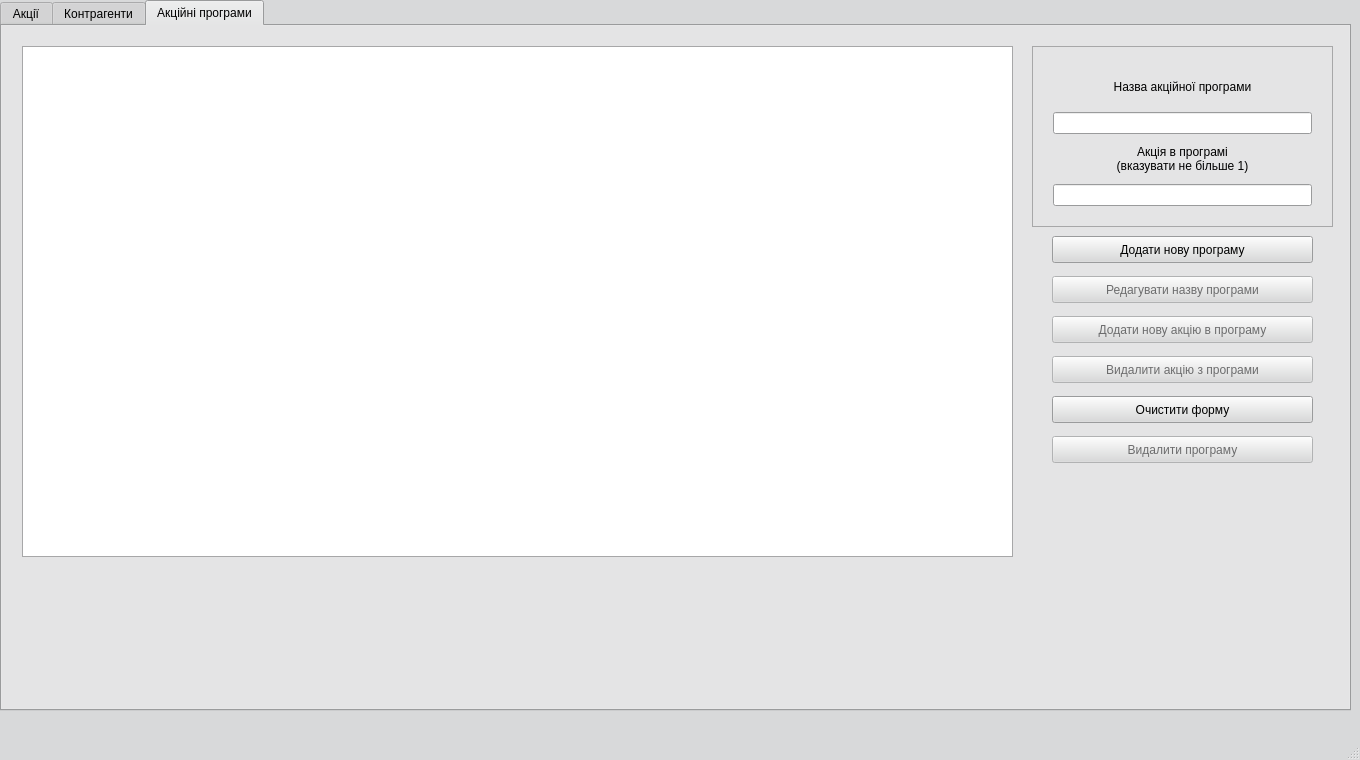
landrew31/db_course_work, file mainwindow.ui: the form before one commit.
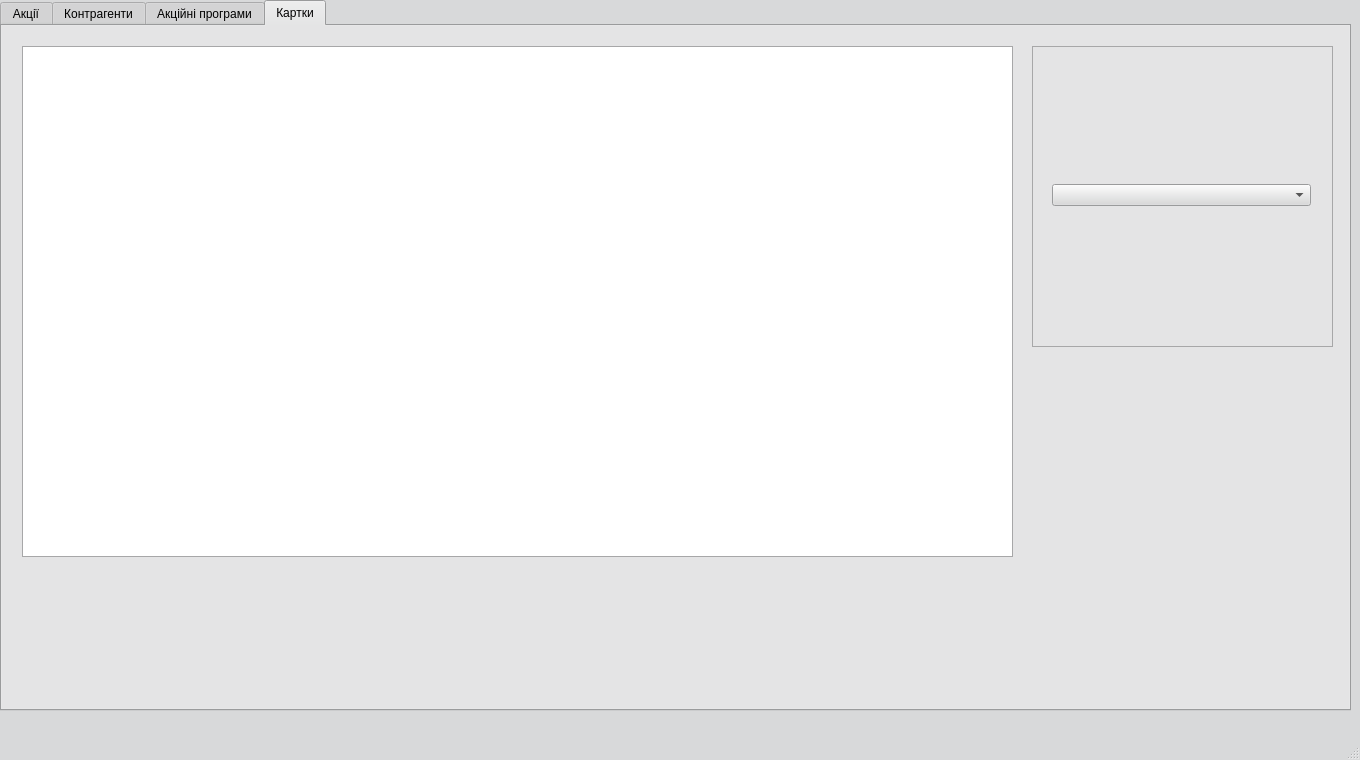
The form after the commit. The open tabs and pages were chosen to show the change.

Commit message: forgotten ComboBox

The edit to the form file:
```diff
--- a/mainwindow.ui
+++ b/mainwindow.ui
@@ -872,7 +872,7 @@
       <property name="geometry">
        <rect>
         <x>1050</x>
-        <y>210</y>
+        <y>170</y>
         <width>261</width>
         <height>27</height>
        </rect>
@@ -887,7 +887,7 @@
         <x>1030</x>
         <y>20</y>
         <width>301</width>
-        <height>181</height>
+        <height>141</height>
        </rect>
       </property>
       <property name="frameShape">
@@ -902,7 +902,7 @@
          <x>10</x>
          <y>10</y>
          <width>281</width>
-         <height>161</height>
+         <height>121</height>
         </rect>
        </property>
        <layout class="QGridLayout" name="gridLayout_3">
@@ -923,18 +923,10 @@
           </property>
          </widget>
         </item>
-        <item row="3" column="0">
-         <widget class="QLineEdit" name="action_in_program_field">
-          <property name="alignment">
-           <set>Qt::AlignCenter</set>
-          </property>
-         </widget>
-        </item>
         <item row="2" column="0">
          <widget class="QLabel" name="label_9">
           <property name="text">
-           <string>Акція в програмі
-(вказувати не більше 1)</string>
+           <string>Акція в програмі</string>
           </property>
           <property name="scaledContents">
            <bool>true</bool>
@@ -954,7 +946,7 @@
       <property name="geometry">
        <rect>
         <x>1050</x>
-        <y>290</y>
+        <y>250</y>
         <width>261</width>
         <height>27</height>
        </rect>
@@ -970,7 +962,7 @@
       <property name="geometry">
        <rect>
         <x>1050</x>
-        <y>250</y>
+        <y>210</y>
         <width>261</width>
         <height>27</height>
        </rect>
@@ -986,7 +978,7 @@
       <property name="geometry">
        <rect>
         <x>1050</x>
-        <y>330</y>
+        <y>290</y>
         <width>261</width>
         <height>27</height>
        </rect>
@@ -999,7 +991,7 @@
       <property name="geometry">
        <rect>
         <x>1050</x>
-        <y>370</y>
+        <y>330</y>
         <width>261</width>
         <height>27</height>
        </rect>
@@ -1015,7 +1007,7 @@
       <property name="geometry">
        <rect>
         <x>1050</x>
-        <y>410</y>
+        <y>370</y>
         <width>261</width>
         <height>27</height>
        </rect>
@@ -1025,6 +1017,52 @@
       </property>
      </widget>
     </widget>
+    <widget class="QWidget" name="tab_cards">
+     <attribute name="title">
+      <string>Картки</string>
+     </attribute>
+     <widget class="QTableView" name="tableView">
+      <property name="geometry">
+       <rect>
+        <x>20</x>
+        <y>20</y>
+        <width>991</width>
+        <height>511</height>
+       </rect>
+      </property>
+     </widget>
+     <widget class="QFrame" name="frame_4">
+      <property name="geometry">
+       <rect>
+        <x>1030</x>
+        <y>20</y>
+        <width>301</width>
+        <height>301</height>
+       </rect>
+      </property>
+      <property name="frameShape">
+       <enum>QFrame::StyledPanel</enum>
+      </property>
+      <property name="frameShadow">
+       <enum>QFrame::Raised</enum>
+      </property>
+      <widget class="QWidget" name="gridLayoutWidget_4">
+       <property name="geometry">
+        <rect>
+         <x>9</x>
+         <y>9</y>
+         <width>281</width>
+         <height>281</height>
+        </rect>
+       </property>
+       <layout class="QGridLayout" name="gridLayout_4">
+        <item row="0" column="0">
+         <widget class="QComboBox" name="comboBox"/>
+        </item>
+       </layout>
+      </widget>
+     </widget>
+    </widget>
    </widget>
   </widget>
   <widget class="QMenuBar" name="menuBar">
```
Left out of the diff: 3 changed lines with no effect on the pictures. The commit also changes 3 other files.
